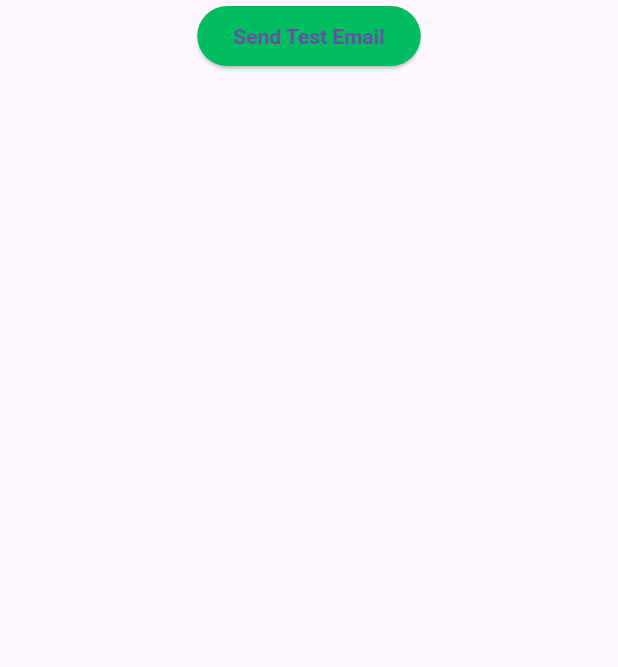
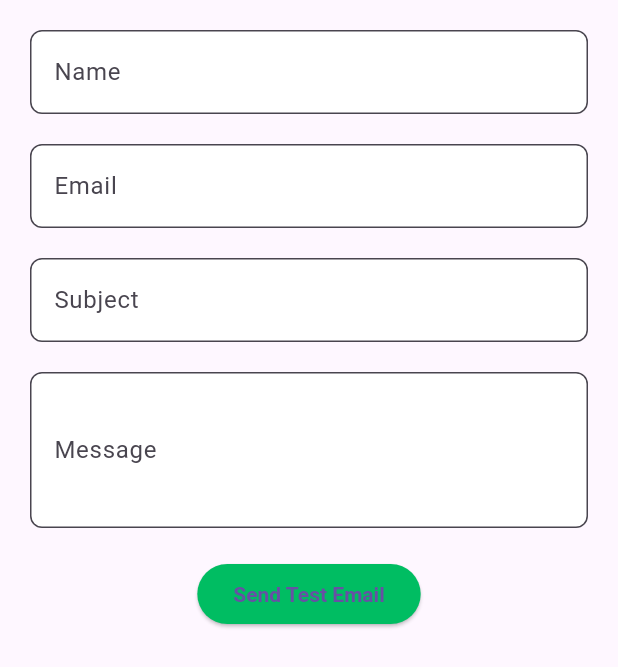
Before and after one commit to SheenAmol141/todolist-141, a Flutter app: the ContactPage widget shown alone on an empty page, opened directly, on a phone screen of 412 x 824 dp. Shown: the top 667 px of the screen. Run offline on Flutter 3.47's test engine with Material 3 defaults, Android fonts, the phone set to English and light mode, and no system bars; our stand-ins replace cloud_firestore, firebase_auth, firebase_core, google_fonts, shared_preferences, video_player; missing offline and left inert: firebase_ui_auth; accounts and stored records are empty.

Commit message:
finish contact us

```diff
--- a/lib/contact_page.dart
+++ b/lib/contact_page.dart
@@ -1,6 +1,7 @@
 import 'dart:convert';
 
 import 'package:flutter/material.dart';
+import 'package:flutter/widgets.dart';
 import 'package:todolist/hexcolor.dart';
 import 'package:todolist/templates.dart';
 import 'package:flutter/foundation.dart' show kIsWeb;
@@ -20,19 +21,86 @@ class ContactPage extends StatelessWidget {
       child: Container(
         width: double.maxFinite,
         child: Form(
+          key: key,
+          child: Padding(
+            padding: const EdgeInsets.all(20.0),
             child: Column(
               children: [
+                TextFormField(
+                  controller: namecontroller,
+                  decoration: InputDecoration(label: Text("Name")),
+                  validator: (value) {
+                    if (value == null || value.isEmpty) {
+                      return "Name cannot be empty!";
+                    } else {
+                      return null;
+                    }
+                  },
+                ),
+                SizedBox(
+                  height: 20,
+                ),
+                TextFormField(
+                  controller: emailcontroller,
+                  decoration: InputDecoration(label: Text("Email")),
+                  validator: (value) {
+                    final emailRegExp = RegExp(
+                        r'^[a-zA-Z0-9.!#$%&*+/=?^_`{|}~-]+@[a-zA-Z0-9](?:[a-zA-Z0-9-]*[a-zA-Z0-9])?\.[a-zA-Z]{2,}$');
+                    if (value == null || value.isEmpty) {
+                      return 'Email cannot be empty';
+                    } else if (!emailRegExp.hasMatch(value)) {
+                      return 'Invalid email format';
+                    }
+                    return null; // No error
+                  },
+                ),
+                SizedBox(
+                  height: 20,
+                ),
+                TextFormField(
+                  controller: subjectcontroller,
+                  decoration: InputDecoration(label: Text("Subject")),
+                  validator: (value) {
+                    if (value == null || value.isEmpty) {
+                      return "Subject cannot be empty!";
+                    } else {
+                      return null;
+                    }
+                  },
+                ),
+                SizedBox(
+                  height: 20,
+                ),
+                TextFormField(
+                  controller: messagecontroller,
+                  minLines: 3,
+                  maxLines: null,
+                  decoration: InputDecoration(label: Text("Message")),
+                  validator: (value) {
+                    if (value == null || value.isEmpty) {
+                      return "Message cannot be empty!";
+                    } else {
+                      return null;
+                    }
+                  },
+                ),
+                SizedBox(
+                  height: 20,
+                ),
                 ElevatedButton(
                     onPressed: () {
+                      if (key.currentState!.validate()) {
                         sendEmail(
-                        email: "alpyne141@gmail.com",
-                        name: "Alpyne141",
-                        subject: "TestingEmail:D",
-                        message:
-                            "TEST1111111111111111111111111111111111111111111111111111111");
+                            email: emailcontroller.text,
+                            name: namecontroller.text,
+                            subject: subjectcontroller.text,
+                            message: messagecontroller.text,
+                            context: context);
+                      }
                     },
                     child: Text("Send Test Email")),
               ],
+            ),
           ),
         ),
       ),
@@ -43,7 +111,8 @@ class ContactPage extends StatelessWidget {
       {required String email,
       required String name,
       required String subject,
-      required String message}) async {
+      required String message,
+      required BuildContext context}) async {
     final url = Uri.parse("https://api.emailjs.com/api/v1.0/email/send");
     final response = await http.post(url,
         headers: {"Content-Type": "application/json"},
@@ -58,6 +127,7 @@ class ContactPage extends StatelessWidget {
             "user_email": email
           }
         }));
-    print(response.body);
+    ScaffoldMessenger.of(context).showSnackBar(
+        SnackBar(content: Text("Your message has been sent successfully!")));
   }
 }
--- a/lib/main.dart
+++ b/lib/main.dart
@@ -68,8 +68,8 @@ ThemeData theme() {
       elevatedButtonTheme: ElevatedButtonThemeData(
           style: ButtonStyle(
               backgroundColor: MaterialStatePropertyAll(CHEKK_GREEN),
-              textStyle: MaterialStatePropertyAll(TextStyle(
-                  color: Colors.white, fontWeight: FontWeight.w700)))),
+              textStyle: MaterialStatePropertyAll(
+                  TextStyle(color: WHITE, fontWeight: FontWeight.w700)))),
       inputDecorationTheme: InputDecorationTheme(
         filled: true,
         fillColor: Colors.white,
```
Lines whose indentation alone changed are shown as unchanged.
